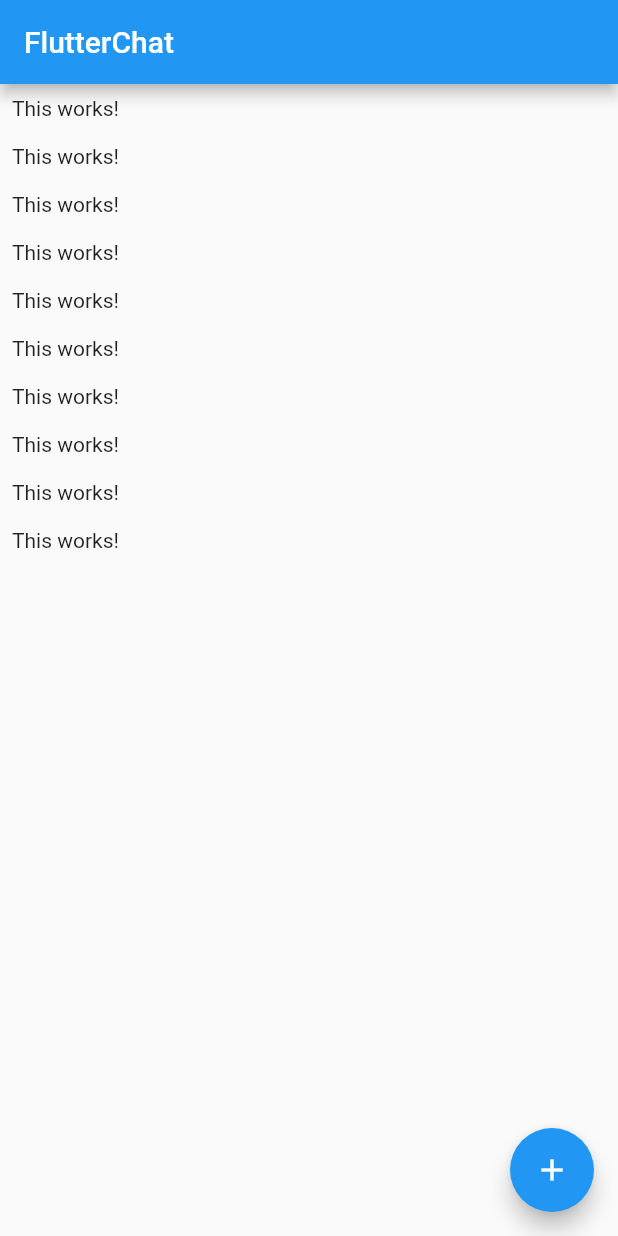
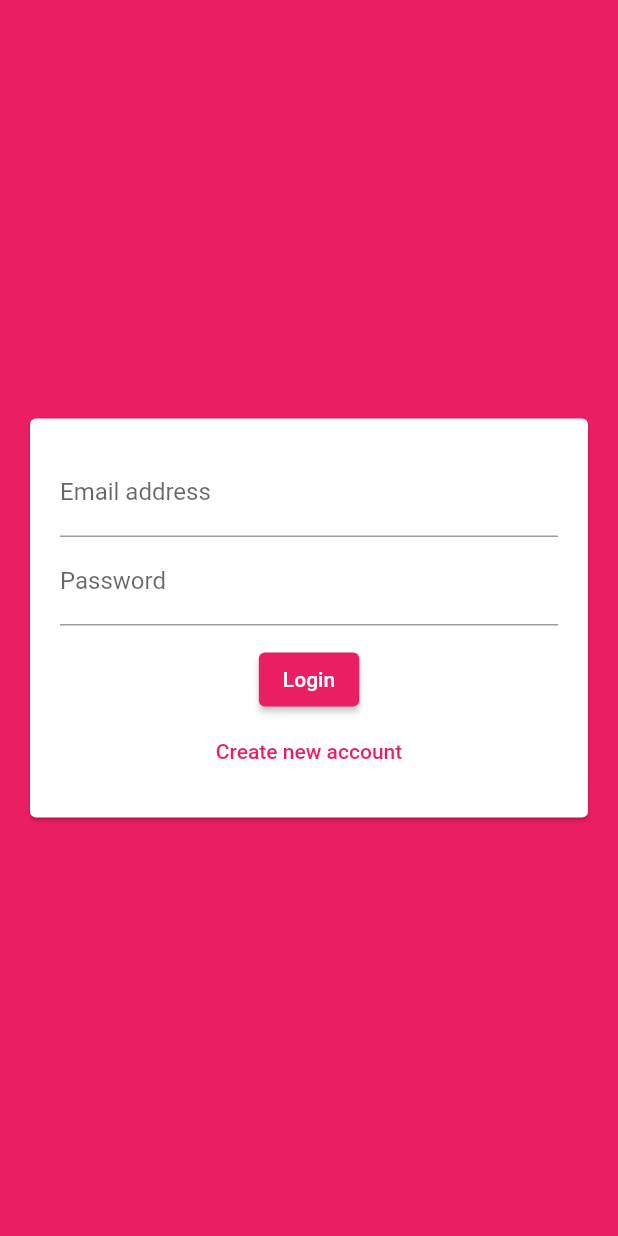
Before and after one commit to necessitudo/ChatApp, a Flutter app: the screen it shows after launch, on a phone screen of 412 x 824 dp. Run offline on Flutter 3.47's test engine with Material 2 defaults, Android fonts, the phone set to English and light mode, and no system bars; our stand-ins replace cloud_firestore, firebase_auth; accounts and stored records are empty.

Commit message:
finiah auth

```diff
--- a/lib/main.dart
+++ b/lib/main.dart
@@ -1,4 +1,7 @@
 import 'package:chat_app/screens/chat_screen.dart';
+import 'package:firebase_auth/firebase_auth.dart';
+
+import './screens/auth_screen.dart';
 import 'package:flutter/material.dart';
 
 void main() {
@@ -12,9 +15,26 @@ class MyApp extends StatelessWidget {
     return MaterialApp(
       title: 'FlutterChat',
       theme: ThemeData(
-        primarySwatch: Colors.blue,
+        primarySwatch: Colors.pink,
+        backgroundColor: Colors.pink,
+        accentColor: Colors.deepPurple,
+        accentColorBrightness: Brightness.dark,
+        buttonTheme: ButtonTheme.of(context).copyWith(
+          buttonColor: Colors.pink,
+          textTheme: ButtonTextTheme.primary,
+          shape: RoundedRectangleBorder(
+            borderRadius: BorderRadius.circular(20),
+          ),
+        ),
       ),
-      home: ChatScreen(),
+      home: StreamBuilder(
+          stream: FirebaseAuth.instance.onAuthStateChanged,
+          builder: (context, userSnapshot) {
+            if (userSnapshot.hasData) {
+              return ChatScreen();
+            }
+            return AuthScreen();
+          }),
     );
   }
 }
--- a/lib/screens/auth_screen.dart
+++ b/lib/screens/auth_screen.dart
@@ -0,0 +1,67 @@
+import 'package:flutter/services.dart';
+
+import '../widgets/auth/auth_form.dart';
+import 'package:flutter/material.dart';
+import 'package:firebase_auth/firebase_auth.dart';
+import 'package:cloud_firestore/cloud_firestore.dart';
+
+class AuthScreen extends StatefulWidget {
+  @override
+  _AuthScreenState createState() => _AuthScreenState();
+}
+
+class _AuthScreenState extends State<AuthScreen> {
+  final _auth = FirebaseAuth.instance;
+  var _isLoading = false;
+
+  void _submitAuthForm(
+      String email, String username, String password, bool isLogin) async {
+    AuthResult authResult;
+
+    try {
+      setState(() {
+        _isLoading = true;
+      });
+      if (isLogin) {
+        authResult = await _auth.signInWithEmailAndPassword(
+            email: email, password: password);
+      } else {
+        authResult = await _auth.createUserWithEmailAndPassword(
+            email: email, password: password);
+
+        await Firestore.instance
+            .collection('users')
+            .document(authResult.user.uid)
+            .setData({'username': username, 'email': email});
+      }
+    } on PlatformException catch (err) {
+      var message = 'An error occurred, please check your credentials!';
+
+      if (err.message != null) {
+        message = err.message;
+      }
+
+      ScaffoldMessenger.of(context).showSnackBar(SnackBar(
+        content: Text(message),
+        backgroundColor: Theme.of(context).errorColor,
+      ));
+
+      setState(() {
+        _isLoading = false;
+      });
+    } catch (err) {
+      print(err);
+      setState(() {
+        _isLoading = false;
+      });
+    }
+  }
+
+  @override
+  Widget build(BuildContext context) {
+    return Scaffold(
+      backgroundColor: Theme.of(context).primaryColor,
+      body: AuthForm(_submitAuthForm, _isLoading),
+    );
+  }
+}
--- /dev/null
+++ b/lib/widgets/auth/auth_form.dart
@@ -0,0 +1,115 @@
+import 'package:flutter/material.dart';
+
+class AuthForm extends StatefulWidget {
+  final void Function(
+      String email, String password, String username, bool isLogin) submitFn;
+
+  final bool isLoading;
+
+  AuthForm(this.submitFn, this.isLoading);
+
+  @override
+  _AuthFormState createState() => _AuthFormState();
+}
+
+class _AuthFormState extends State<AuthForm> {
+  final _formKey = GlobalKey<FormState>();
+  var _isLogin = true;
+  var _userEmail = '';
+  var _userName = '';
+  var _userPassword = '';
+
+  void _trySubmit() {
+    final isValid = _formKey.currentState.validate();
+    FocusScope.of(context).unfocus();
+
+    if (isValid) {
+      _formKey.currentState.save();
+      widget.submitFn(
+          _userEmail.trim(), _userName.trim(), _userPassword.trim(), _isLogin);
+    }
+  }
+
+  @override
+  Widget build(BuildContext context) {
+    return Center(
+      child: Card(
+        margin: EdgeInsets.all(20),
+        child: SingleChildScrollView(
+          child: Padding(
+            padding: EdgeInsets.all(20),
+            child: Form(
+              key: _formKey,
+              child: Column(
+                mainAxisSize: MainAxisSize.min,
+                children: [
+                  TextFormField(
+                    key: ValueKey('email'),
+                    decoration: InputDecoration(labelText: 'Email address'),
+                    validator: (value) {
+                      if (value.isEmpty || !value.contains('@')) {
+                        return 'Please enter a valid email address.';
+                      }
+                      return null;
+                    },
+                    keyboardType: TextInputType.emailAddress,
+                    onSaved: (value) {
+                      _userEmail = value;
+                    },
+                  ),
+                  if (!_isLogin)
+                    TextFormField(
+                      key: ValueKey('username'),
+                      decoration: InputDecoration(labelText: 'Username'),
+                      validator: (value) {
+                        if (value.isEmpty || value.length < 4) {
+                          return 'Please enter at least 4 characters';
+                        }
+                        return null;
+                      },
+                      onSaved: (value) {
+                        _userName = value;
+                      },
+                    ),
+                  TextFormField(
+                    key: ValueKey('password'),
+                    decoration: InputDecoration(labelText: 'Password'),
+                    validator: (value) {
+                      if (value.isEmpty || value.length < 7) {
+                        return 'Password must be at least 7 characters long.';
+                      }
+                      return null;
+                    },
+                    obscureText: true,
+                    onSaved: (value) {
+                      _userPassword = value;
+                    },
+                  ),
+                  SizedBox(
+                    height: 12,
+                  ),
+                  if (widget.isLoading) CircularProgressIndicator(),
+                  if (!widget.isLoading)
+                    ElevatedButton(
+                      onPressed: _trySubmit,
+                      child: Text(_isLogin ? 'Login' : 'Signup'),
+                    ),
+                  if (!widget.isLoading)
+                    TextButton(
+                        onPressed: () {
+                          setState(() {
+                            _isLogin = !_isLogin;
+                          });
+                        },
+                        child: Text(_isLogin
+                            ? 'Create new account'
+                            : 'I already have an account'))
+                ],
+              ),
+            ),
+          ),
+        ),
+      ),
+    );
+  }
+}
--- a/pubspec.yaml
+++ b/pubspec.yaml
@@ -24,6 +24,7 @@ dependencies:
   flutter:
     sdk: flutter
   cloud_firestore: 0.13.5
+  firebase_auth: 0.16.1
 
 
   # The following adds the Cupertino Icons font to your application.
```
Also changed, not shown: lib/screens/chat_screen.dart (+46 -12 lines), pubspec.lock, 5 other files.
